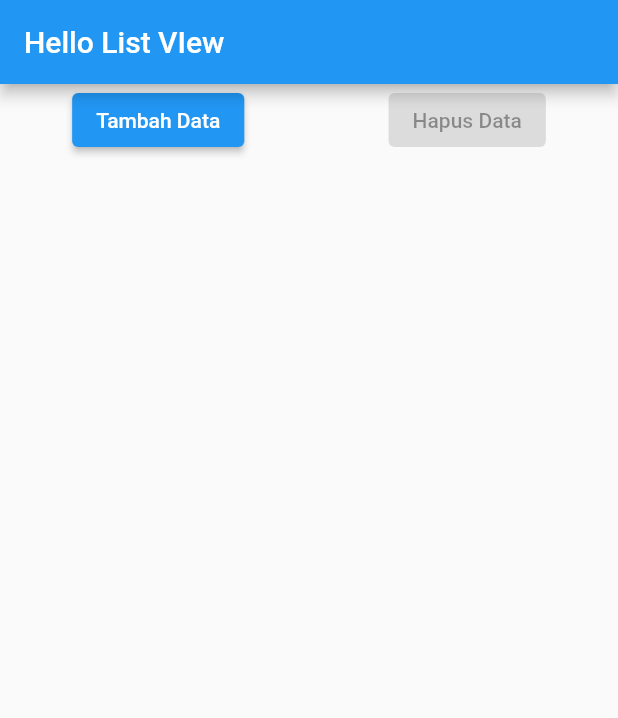
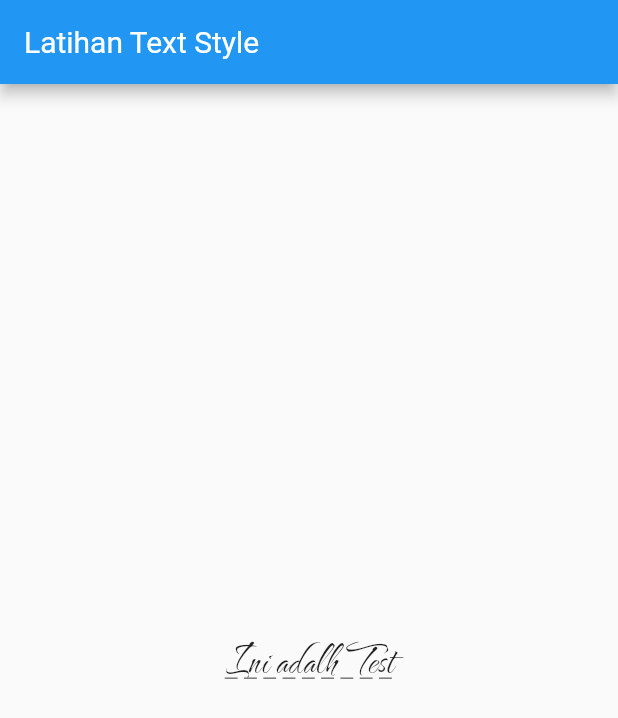
Before and after one commit to rankoms/belajar_flutter, a Flutter app: the screen it shows after launch, on a phone screen of 412 x 824 dp. Shown: the top 718 px of the screen. Run offline on Flutter 3.47's test engine with Material 2 defaults, Android fonts, the phone set to English and light mode, and no system bars.

Commit message:
08 text style

```diff
--- a/lib/main.dart
+++ b/lib/main.dart
@@ -2,52 +2,25 @@ import 'package:flutter/material.dart';
 
 void main() => runApp(const MyApp());
 
-class MyApp extends StatefulWidget {
+class MyApp extends StatelessWidget {
   const MyApp({Key? key}) : super(key: key);
 
-  @override
-  _MyAppState createState() => _MyAppState();
-}
-
-class _MyAppState extends State<MyApp> {
-  int counter = 1;
-  List<Widget> widgets = [];
-  // _MyAppState() {
-  //   for (int i = 0; i < 15; i++) {
-  //     widgets.add(Text(
-  //       'Data Ke ' + i.toString(),
-  //       style: TextStyle(fontSize: 24),
-  //     ));
-  //   }
-  // }
   @override
   Widget build(BuildContext context) {
     return MaterialApp(
       home: Scaffold(
         appBar: AppBar(
-          title: Text('Hello List VIew'),
+          title: Text('Latihan Text Style'),
         ),
-        body: ListView(
-          children: <Widget>[
-            Row(
-              mainAxisAlignment: MainAxisAlignment.spaceAround,
-              children: [
-                ElevatedButton(
-                    onPressed: () {
-                      setState(() {
-                        widgets.add(Text('Data ke -' + counter.toString()));
-                        counter++;
-                      });
-                    },
-                    child: Text('Tambah Data')),
-                ElevatedButton(onPressed: null, child: Text('Hapus Data'))
-              ],
-            ),
-            Column(
-              children: widgets,
-              crossAxisAlignment: CrossAxisAlignment.start,
-            )
-          ],
+        body: Center(
+          child: Text(
+            'Ini adalh Test',
+            style: TextStyle(
+                fontFamily: "TheNautigal",
+                fontSize: 30,
+                decoration: TextDecoration.underline,
+                decorationStyle: TextDecorationStyle.dashed),
+          ),
         ),
       ),
     );
```
Also changed, not shown: pubspec.yaml (+7 -6 lines), fonts/Roboto-Regular.ttf (added), fonts/TheNautigal-Regular.ttf (added).
